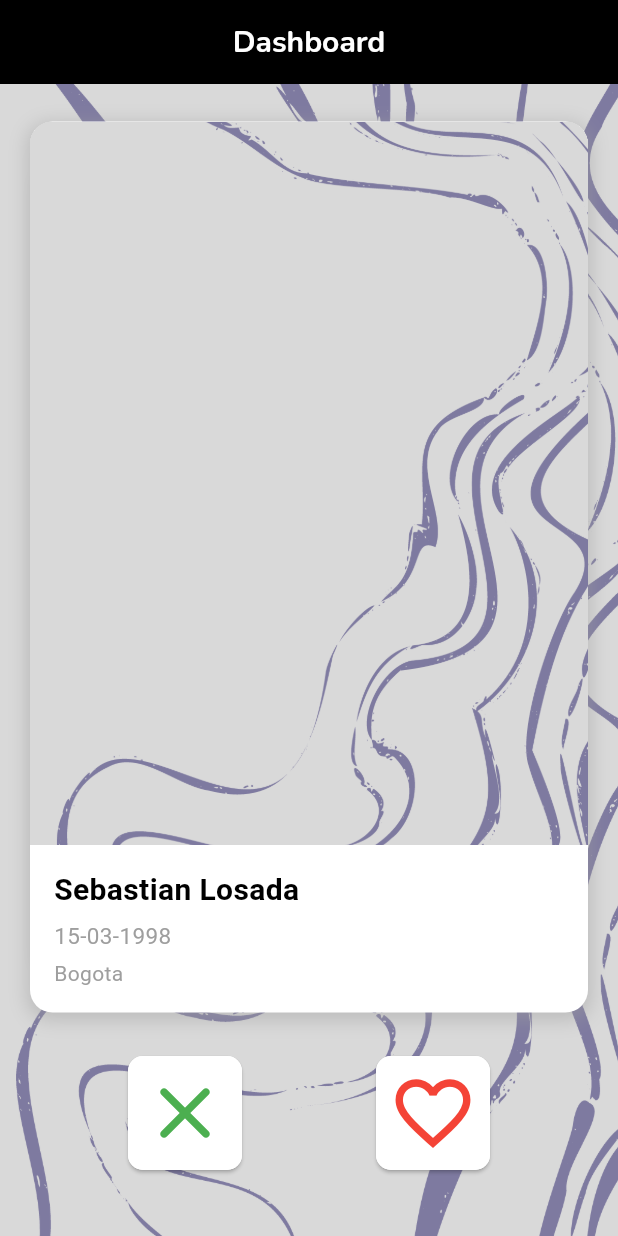
After one commit to TheFelixGomez/helping-nexus, a Flutter app: the DashboardScreen screen opened by its route, on a phone screen of 412 x 824 dp. The commit adds this screen. Run offline on Flutter 3.47's test engine with Material 3 defaults, Android fonts, the phone set to English and light mode, and no system bars; drawn by our look-alikes of flutter_card_swiper; our stand-ins replace flutter_riverpod, flutter_secure_storage, font_awesome_flutter, go_router, google_fonts, image_picker; accounts and stored records are empty.

Commit message:
feat(App): add dashboard cards, and swipe and animations

```diff
--- /dev/null
+++ b/app/lib/ui/components/swipe_card.dart
@@ -0,0 +1,142 @@
+import 'package:flutter/material.dart';
+
+import '../../models/user.dart';
+import '../../models/location.dart';
+
+class DashboardCard extends StatelessWidget {
+  final User informationCard;
+
+  const DashboardCard(
+      this.informationCard, {
+        super.key,
+      });
+
+  @override
+  Widget build(BuildContext context) {
+    return Container(
+      clipBehavior: Clip.hardEdge,
+      decoration: BoxDecoration(
+        borderRadius: const BorderRadius.all(Radius.circular(15)),
+        color: Colors.white,
+        boxShadow: [
+          BoxShadow(
+            color: Colors.grey.withOpacity(0.5),
+            spreadRadius: 2,
+            blurRadius: 10,
+            offset: const Offset(0, 3),
+          ),
+        ],
+      ),
+      alignment: Alignment.center,
+      child: Column(
+        crossAxisAlignment: CrossAxisAlignment.start,
+        children: [
+          Flexible(
+            child: Container(
+              decoration: const BoxDecoration(
+                image: DecorationImage(
+                  image: AssetImage('assets/backgrounds/screens_background_grey.png'),
+                  fit: BoxFit.cover,
+                ),
+                gradient: LinearGradient(
+                  begin: Alignment.topCenter,
+                  end: Alignment.bottomCenter,
+                  colors: [Color(0xFFFF3868), Color(0xFFFFB49A)],
+                ),
+              ),
+            ),
+          ),
+          Padding(
+            padding: const EdgeInsets.all(16),
+            child: Column(
+              crossAxisAlignment: CrossAxisAlignment.start,
+              children: [
+                Text(
+                  '${informationCard.firstName} ${informationCard.lastName}',
+                  style: const TextStyle(
+                    color: Colors.black,
+                    fontWeight: FontWeight.bold,
+                    fontSize: 20,
+                  ),
+                ),
+                const SizedBox(height: 5),
+                Text(
+                  informationCard.dob,
+                  style: const TextStyle(
+                    color: Colors.grey,
+                    fontSize: 15,
+                  ),
+                ),
+                const SizedBox(height: 5),
+                Text(
+                  informationCard.location.city,
+                  style: const TextStyle(color: Colors.grey),
+                ),
+              ],
+            ),
+          ),
+        ],
+      ),
+    );
+  }
+}
+
+final List<User> users = [
+  User(
+      id: '1',
+      firstName: 'Sebastian',
+      lastName: 'Losada',
+      email: 'sebas@mail.com',
+      dob: '15-03-1998',
+      location: Location(
+        address: 'Calle 123',
+        city: 'Bogota',
+        state: 'Cundinamarca',
+        zip: '11001',
+        country: 'Colombia',
+      )
+  ),
+  User(
+      id: '2',
+      firstName: 'Felix',
+      lastName: 'Gomez',
+      email: 'felix@mail.com',
+      dob: '12-05-1999',
+      location: Location(
+        address: 'Calle 123',
+        city: 'Bogota',
+        state: 'Cundinamarca',
+        zip: '11001',
+        country: 'Colombia',
+      )
+  ),
+  User(
+      id: '3',
+      firstName: 'Julian',
+      lastName: 'Rique',
+      email: 'Juli@mail.com',
+      dob: '22-02-1998',
+      location: Location(
+        address: 'Calle 123',
+        city: 'Bogota',
+        state: 'Cundinamarca',
+        zip: '11001',
+        country: 'Colombia',
+      )
+  ),
+  User(
+      id: '1',
+      firstName: 'Pepito',
+      lastName: 'Perez',
+      email: 'Pepe@mail.com',
+      dob: '15-09-1998',
+      location: Location(
+        address: 'Calle 100',
+        city: 'Bogota',
+        state: 'Cundinamarca',
+        zip: '110431',
+        country: 'Colombia',
+      )
+  ),
+
+];
--- a/app/lib/ui/dashboard_screen.dart
+++ b/app/lib/ui/dashboard_screen.dart
@@ -1,15 +1,116 @@
 import 'package:flutter/material.dart';
+import 'package:flutter_card_swiper/flutter_card_swiper.dart';
+import 'package:flutter_riverpod/flutter_riverpod.dart';
+import 'package:helping_nexus/ui/components/custom_card_wrapper.dart';
 
-class DashboardScreen extends StatefulWidget {
+import 'components/custom_app_bar.dart';
+import 'components/swipe_card.dart';
+
+
+class DashboardScreen extends ConsumerStatefulWidget {
   const DashboardScreen({super.key});
 
   @override
-  State<DashboardScreen> createState() => _DashboardScreenState();
+  ConsumerState<DashboardScreen> createState() => _DashboardScreen();
 }
 
-class _DashboardScreenState extends State<DashboardScreen> {
+class _DashboardScreen extends ConsumerState<DashboardScreen> {
+  final CardSwiperController _swipeController = CardSwiperController();
+
+  //TODO: Change for the real data
+  final cards = users.map(DashboardCard.new).toList();
+
   @override
   Widget build(BuildContext context) {
-    return const Text('Dashboard');
+    return Scaffold(
+      appBar: customAppBar('Dashboard', context),
+      body: Container(
+        height: MediaQuery.of(context).size.height,
+        width: MediaQuery.of(context).size.width,
+        decoration: const BoxDecoration(
+          image: DecorationImage(
+            image: AssetImage('assets/backgrounds/screens_background_grey.png'),
+            fit: BoxFit.cover,
+          ),
+        ),
+        child: Column(
+          children: [
+            Flexible(
+              child: CardSwiper(
+                controller: _swipeController,
+                cardsCount: cards.length,
+                onSwipe: _onSwipe,
+                onUndo: _onUndo,
+                // isLoop: false,
+                allowedSwipeDirection: const AllowedSwipeDirection.only(
+                  right: true,
+                  left: true,
+                ),
+                numberOfCardsDisplayed: 2,
+                backCardOffset: const Offset(-10, 0),
+                cardBuilder: (
+                    context,
+                    index,
+                    horizontalThresholdPercentage,
+                    verticalThresholdPercentage,
+                    ) =>
+                cards[index],
+              ),
+            ),
+            Padding(
+              padding: const EdgeInsets.only(bottom: 40.0),
+              child: Row(
+                mainAxisAlignment: MainAxisAlignment.spaceEvenly,
+                children: [
+                  CustomCardWrapper(
+                    child: GestureDetector(
+                      onTap: () =>
+                          _swipeController.swipe(CardSwiperDirection.left),
+                      child: const Icon(
+                        Icons.close_rounded,
+                        color: Colors.green,
+                        size: 60,
+                      ),
+                    ),
+                  ),
+                  CustomCardWrapper(
+                    child: GestureDetector(
+                      onTap: () =>
+                          _swipeController.swipe(CardSwiperDirection.right),
+                      child: const Icon(
+                        Icons.favorite_outline,
+                        color: Colors.red,
+                        size: 60,
+                      ),
+                    ),
+                  ),
+                ],
+              ),
+            ),
+          ],
+        ),
+      ),
+    );
+  }
+  bool _onSwipe(
+      int previousIndex,
+      int? currentIndex,
+      CardSwiperDirection direction,
+      ) {
+    debugPrint(
+      'The card $previousIndex was swiped to the ${direction.name}. Now the card $currentIndex is on top',
+    );
+    return true;
+  }
+
+  bool _onUndo(
+      int? previousIndex,
+      int currentIndex,
+      CardSwiperDirection direction,
+      ) {
+    debugPrint(
+      'The card $currentIndex was undod from the ${direction.name}',
+    );
+    return true;
   }
 }
--- a/app/pubspec.yaml
+++ b/app/pubspec.yaml
@@ -22,6 +22,7 @@ dependencies:
 
   # Can be replaced
   image_picker: ^1.0.7
+  flutter_card_swiper: ^7.0.0
 
   # Google Icons
   font_awesome_flutter: ^10.1.0
```
Also changed, not shown: app/pubspec.lock.
